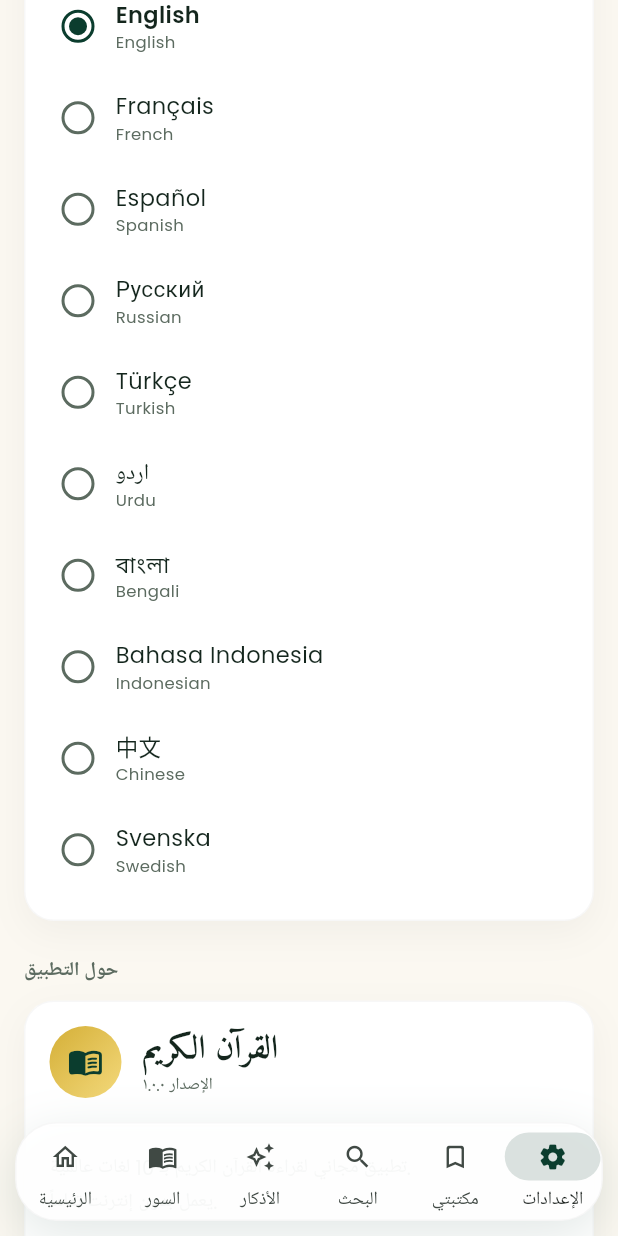
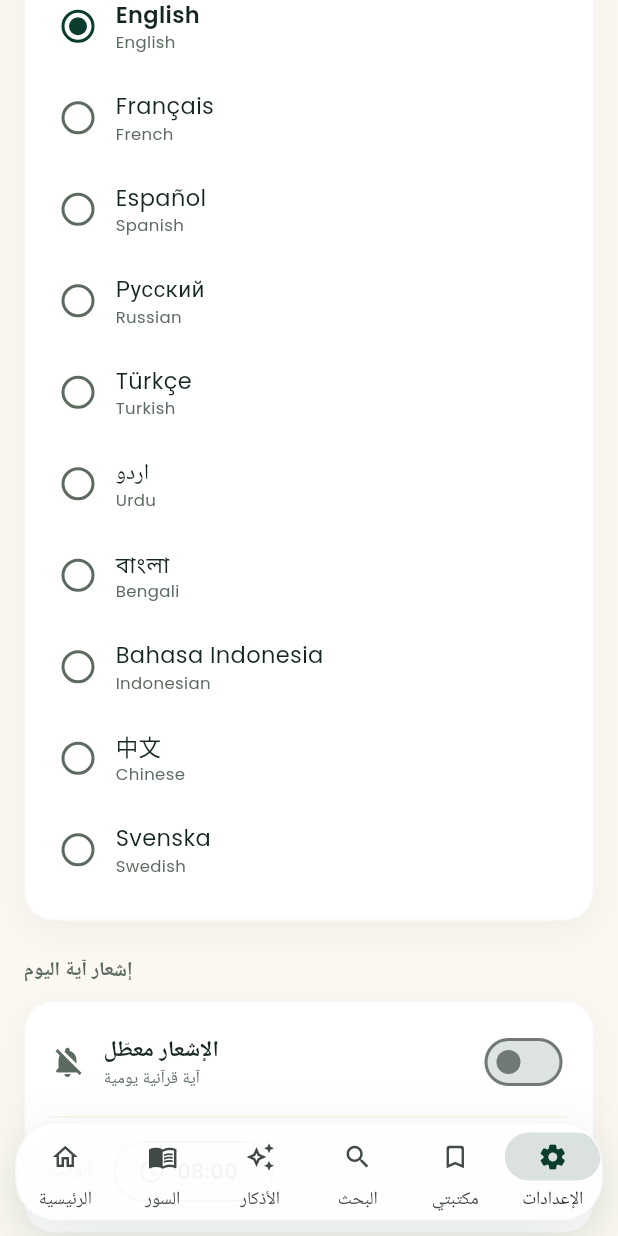
Before and after one commit to hhhhhh48/noor_quran, a Flutter app: the HomeScreen screen opened directly, item 6 of the bottom bar chosen, scrolled down 576 dp, on a phone screen of 412 x 824 dp. Run offline on Flutter 3.47's test engine with Material 3 defaults, Android fonts, the phone set to English and light mode, and no system bars; our stand-ins replace flutter_local_notifications, just_audio, share_plus, shared_preferences, timezone; accounts and stored records are empty; statements that could not run were skipped.

Commit message:
Feature: Daily ayah notification

```diff
--- /dev/null
+++ b/lib/core/services/notification_service.dart
@@ -0,0 +1,106 @@
+import 'package:flutter/foundation.dart';
+import 'package:flutter_local_notifications/flutter_local_notifications.dart';
+import 'package:shared_preferences/shared_preferences.dart';
+import 'package:timezone/data/latest.dart' as tz;
+import 'package:timezone/timezone.dart' as tz;
+
+class NotificationService {
+  static final _plugin = FlutterLocalNotificationsPlugin();
+  static const _keyEnabled = 'daily_ayah_enabled';
+  static const _keyHour = 'daily_ayah_hour';
+  static const _keyMinute = 'daily_ayah_minute';
+
+  static Future<void> init() async {
+    try {
+      tz.initializeTimeZones();
+
+      const androidInit = AndroidInitializationSettings('@mipmap/launcher_icon');
+      const iosInit = DarwinInitializationSettings();
+      const initSettings = InitializationSettings(
+        android: androidInit,
+        iOS: iosInit,
+      );
+
+      await _plugin.initialize(initSettings);
+
+      await _plugin
+          .resolvePlatformSpecificImplementation<
+              AndroidFlutterLocalNotificationsPlugin>()
+          ?.requestNotificationsPermission();
+    } catch (e) {
+      debugPrint('Notification init error: $e');
+    }
+  }
+
+  static Future<bool> isEnabled() async {
+    final p = await SharedPreferences.getInstance();
+    return p.getBool(_keyEnabled) ?? false;
+  }
+
+  static Future<int> getHour() async {
+    final p = await SharedPreferences.getInstance();
+    return p.getInt(_keyHour) ?? 8;
+  }
+
+  static Future<int> getMinute() async {
+    final p = await SharedPreferences.getInstance();
+    return p.getInt(_keyMinute) ?? 0;
+  }
+
+  static Future<void> setTime(int hour, int minute) async {
+    final p = await SharedPreferences.getInstance();
+    await p.setInt(_keyHour, hour);
+    await p.setInt(_keyMinute, minute);
+  }
+
+  static Future<void> scheduleDaily({
+    required String title,
+    required String body,
+    int hour = 8,
+    int minute = 0,
+  }) async {
+    final p = await SharedPreferences.getInstance();
+    await p.setBool(_keyEnabled, true);
+    await setTime(hour, minute);
+
+    await _plugin.cancel(100);
+
+    final now = tz.TZDateTime.now(tz.local);
+    var scheduled =
+        tz.TZDateTime(tz.local, now.year, now.month, now.day, hour, minute);
+    if (scheduled.isBefore(now)) {
+      scheduled = scheduled.add(const Duration(days: 1));
+    }
+
+    const androidDetails = AndroidNotificationDetails(
+      'daily_ayah',
+      'آية اليوم',
+      channelDescription: 'إشعار يومي بآية من القرآن الكريم',
+      importance: Importance.high,
+      priority: Priority.high,
+    );
+    const iosDetails = DarwinNotificationDetails();
+
+    try {
+      await _plugin.zonedSchedule(
+        100,
+        title,
+        body,
+        scheduled,
+        const NotificationDetails(android: androidDetails, iOS: iosDetails),
+        androidScheduleMode: AndroidScheduleMode.inexactAllowWhileIdle,
+        uiLocalNotificationDateInterpretation:
+            UILocalNotificationDateInterpretation.absoluteTime,
+        matchDateTimeComponents: DateTimeComponents.time,
+      );
+    } catch (e) {
+      debugPrint('Schedule error: $e');
+    }
+  }
+
+  static Future<void> cancelDaily() async {
+    final p = await SharedPreferences.getInstance();
+    await p.setBool(_keyEnabled, false);
+    await _plugin.cancel(100);
+  }
+}
--- /dev/null
+++ b/lib/data/daily_ayahs.dart
@@ -0,0 +1,30 @@
+const kDailyAyahs = [
+  ('﴿ إِنَّ مَعَ الْعُسْرِ يُسْرًا ﴾', 'الشرح • ٦', 'Indeed, with hardship comes ease.'),
+  ('﴿ وَقُل رَّبِّ زِدْنِي عِلْمًا ﴾', 'طه • ١١٤', 'My Lord, increase me in knowledge.'),
+  ('﴿ أَلَا بِذِكْرِ اللَّهِ تَطْمَئِنُّ الْقُلُوبُ ﴾', 'الرعد • ٢٨', 'Surely in the remembrance of Allah do hearts find comfort.'),
+  ('﴿ وَمَن يَتَوَكَّلْ عَلَى اللَّهِ فَهُوَ حَسْبُهُ ﴾', 'الطلاق • ٣', 'Whoever relies on Allah, He will suffice him.'),
+  ('﴿ إِنَّ اللَّهَ مَعَ الصَّابِرِينَ ﴾', 'البقرة • ١٥٣', 'Indeed, Allah is with the patient.'),
+  ('﴿ فَاذْكُرُونِي أَذْكُرْكُمْ ﴾', 'البقرة • ١٥٢', 'Remember Me, and I will remember you.'),
+  ('﴿ وَهُوَ مَعَكُمْ أَيْنَ مَا كُنتُمْ ﴾', 'الحديد • ٤', 'And He is with you wherever you are.'),
+  ('﴿ إِنَّ اللَّهَ لَا يُضِيعُ أَجْرَ الْمُحْسِنِينَ ﴾', 'التوبة • ١٢٠', 'Allah does not waste the reward of the doers of good.'),
+  ('﴿ يَا أَيُّهَا الَّذِينَ آمَنُوا اسْتَعِينُوا بِالصَّبْرِ وَالصَّلَاةِ ﴾', 'البقرة • ١٥٣', 'O you who believe, seek help through patience and prayer.'),
+  ('﴿ لَا يُكَلِّفُ اللَّهُ نَفْسًا إِلَّا وُسْعَهَا ﴾', 'البقرة • ٢٨٦', 'Allah does not burden a soul beyond its capacity.'),
+  ('﴿ وَمَا تَوْفِيقِي إِلَّا بِاللَّهِ ﴾', 'هود • ٨٨', 'My success is only through Allah.'),
+  ('﴿ رَبَّنَا آتِنَا فِي الدُّنْيَا حَسَنَةً وَفِي الْآخِرَةِ حَسَنَةً ﴾', 'البقرة • ٢٠١', 'Our Lord, give us good in this world and the Hereafter.'),
+  ('﴿ إِنَّ اللَّهَ غَفُورٌ رَّحِيمٌ ﴾', 'البقرة • ١٧٣', 'Indeed, Allah is Forgiving and Merciful.'),
+  ('﴿ وَاللَّهُ خَيْرُ الرَّازِقِينَ ﴾', 'الجمعة • ١١', 'And Allah is the best of providers.'),
+  ('﴿ وَلَسَوْفَ يُعْطِيكَ رَبُّكَ فَتَرْضَىٰ ﴾', 'الضحى • ٥', 'And your Lord is going to give you, and you will be satisfied.'),
+  ('﴿ وَاصْبِرْ إِنَّ اللَّهَ لَا يُضِيعُ أَجْرَ الْمُحْسِنِينَ ﴾', 'هود • ١١٥', 'Be patient; Allah does not waste the reward of the doers of good.'),
+  ('﴿ وَعَسَىٰ أَن تَكْرَهُوا شَيْئًا وَهُوَ خَيْرٌ لَّكُمْ ﴾', 'البقرة • ٢١٦', 'Perhaps you dislike a thing and it is good for you.'),
+  ('﴿ إِنَّ رَحْمَتَ اللَّهِ قَرِيبٌ مِّنَ الْمُحْسِنِينَ ﴾', 'الأعراف • ٥٦', 'Indeed, the mercy of Allah is near to the doers of good.'),
+  ('﴿ وَمَن يُؤْمِن بِاللَّهِ يَهْدِ قَلْبَهُ ﴾', 'التغابن • ١١', 'Whoever believes in Allah, He will guide his heart.'),
+  ('﴿ وَمَن يَتَّقِ اللَّهَ يَجْعَل لَّهُ مَخْرَجًا ﴾', 'الطلاق • ٢', 'Whoever fears Allah, He will make a way out for him.'),
+  ('﴿ إِنَّ اللَّهَ يَأْمُرُ بِالْعَدْلِ وَالْإِحْسَانِ ﴾', 'النحل • ٩٠', 'Indeed, Allah orders justice and good conduct.'),
+  ('﴿ وَأَن لَّيْسَ لِلْإِنسَانِ إِلَّا مَا سَعَىٰ ﴾', 'النجم • ٣٩', 'And that there is not for man except that for which he strives.'),
+  ('﴿ إِنَّ اللَّهَ يُحِبُّ الْمُتَوَكِّلِينَ ﴾', 'آل عمران • ١٥٩', 'Indeed, Allah loves those who rely upon Him.'),
+  ('﴿ وَلَا تَهِنُوا وَلَا تَحْزَنُوا وَأَنتُمُ الْأَعْلَوْنَ ﴾', 'آل عمران • ١٣٩', 'Do not weaken and do not grieve, for you will be superior.'),
+  ('﴿ وَقُلْ جَاءَ الْحَقُّ وَزَهَقَ الْبَاطِلُ ﴾', 'الإسراء • ٨١', 'And say, truth has come, and falsehood has departed.'),
+  ('﴿ إِنَّ اللَّهَ لَا يُغَيِّرُ مَا بِقَوْمٍ حَتَّىٰ يُغَيِّرُوا مَا بِأَنفُسِهِمْ ﴾', 'الرعد • ١١', 'Allah will not change the condition of a people until they change what is in themselves.'),
+  ('﴿ ادْعُونِي أَسْتَجِبْ لَكُمْ ﴾', 'غافر • ٦٠', 'Call upon Me, I will respond to you.'),
+  ('﴿ إِنَّ الصَّلَاةَ كَانَتْ عَلَى الْمُؤْمِنِينَ كِتَابًا مَّوْقُوتًا ﴾', 'النساء • ١٠٣', 'Indeed, prayer has been decreed upon the believers at specified times.'),
+];
--- a/lib/features/settings/settings_screen.dart
+++ b/lib/features/settings/settings_screen.dart
@@ -1,10 +1,12 @@
 import 'package:flutter/material.dart';
 import 'package:provider/provider.dart';
+import '../../core/services/notification_service.dart';
 import '../../core/theme/app_colors.dart';
 import '../../core/theme/app_gradients.dart';
 import '../../core/theme/app_shadows.dart';
 import '../../core/theme/app_text.dart';
 import '../../core/theme/theme_provider.dart';
+import '../../data/daily_ayahs.dart';
 import '../../data/database/translation_repository.dart';
 import '../../data/models/translation.dart';
 
@@ -36,6 +38,10 @@ class SettingsScreen extends StatelessWidget {
           const SizedBox(height: 10),
           _defaultLangSelector(tp, transRepo, isDark),
           const SizedBox(height: 24),
+          _sectionTitle('إشعار آية اليوم', isDark),
+          const SizedBox(height: 10),
+          _notificationCard(context, isDark),
+          const SizedBox(height: 24),
           _sectionTitle('حول التطبيق', isDark),
           const SizedBox(height: 10),
           _aboutCard(isDark),
@@ -44,8 +50,7 @@ class SettingsScreen extends StatelessWidget {
     );
   }
 
-  Widget _header(bool isDark) {
-    return Row(
+  Widget _header(bool isDark) => Row(
         children: [
           Container(
             width: 4,
@@ -66,10 +71,8 @@ class SettingsScreen extends StatelessWidget {
           ),
         ],
       );
-  }
 
-  Widget _sectionTitle(String text, bool isDark) {
-    return Text(
+  Widget _sectionTitle(String text, bool isDark) => Text(
         text,
         style: AppText.poppins(
           fontSize: 13,
@@ -78,10 +81,8 @@ class SettingsScreen extends StatelessWidget {
           letterSpacing: 0.8,
         ),
       );
-  }
 
-  Widget _card({required bool isDark, required Widget child}) {
-    return Container(
+  Widget _card({required bool isDark, required Widget child}) => Container(
         padding: const EdgeInsets.all(16),
         decoration: BoxDecoration(
           color: isDark ? AppColors.nightCard : AppColors.creamCard,
@@ -95,7 +96,6 @@ class SettingsScreen extends StatelessWidget {
         ),
         child: child,
       );
-  }
 
   Widget _themeSelector(ThemeProvider tp, bool isDark) {
     final options = [
@@ -103,7 +103,6 @@ class SettingsScreen extends StatelessWidget {
       (ThemeMode.system, Icons.brightness_auto_rounded, 'تلقائي'),
       (ThemeMode.dark, Icons.dark_mode_rounded, 'ليلي'),
     ];
-
     return _card(
       isDark: isDark,
       child: Row(
@@ -121,15 +120,13 @@ class SettingsScreen extends StatelessWidget {
                 ),
                 child: Column(
                   children: [
-                    Icon(
-                      o.$2,
+                    Icon(o.$2,
                         size: 22,
                         color: selected
                             ? Colors.white
                             : (isDark
                                 ? AppColors.textMuted
-                              : AppColors.textSecondary),
-                    ),
+                                : AppColors.textSecondary)),
                     const SizedBox(height: 6),
                     Text(
                       o.$3,
@@ -160,15 +157,12 @@ class SettingsScreen extends StatelessWidget {
         children: [
           Row(
             children: [
-              Text(
-                'أ',
+              Text('أ',
                   style: AppText.poppins(
                       fontSize: 14,
                       color: isDark
                           ? AppColors.textMuted
-                      : AppColors.textSecondary,
-                ),
-              ),
+                          : AppColors.textSecondary)),
               Expanded(
                 child: Slider(
                   value: tp.fontSize,
@@ -180,16 +174,13 @@ class SettingsScreen extends StatelessWidget {
                   onChanged: (v) => tp.setFontSize(v),
                 ),
               ),
-              Text(
-                'أ',
+              Text('أ',
                   style: AppText.poppins(
                       fontSize: 24,
                       fontWeight: FontWeight.bold,
                       color: isDark
                           ? AppColors.textLight
-                      : AppColors.textPrimary,
-                ),
-              ),
+                          : AppColors.textPrimary)),
             ],
           ),
           const SizedBox(height: 8),
@@ -228,10 +219,8 @@ class SettingsScreen extends StatelessWidget {
             },
             borderRadius: BorderRadius.circular(12),
             child: Padding(
-              padding: const EdgeInsets.symmetric(
-                horizontal: 8,
-                vertical: 12,
-              ),
+              padding:
+                  const EdgeInsets.symmetric(horizontal: 8, vertical: 12),
               child: Row(
                 children: [
                   Container(
@@ -255,8 +244,7 @@ class SettingsScreen extends StatelessWidget {
                               height: 12,
                               decoration: const BoxDecoration(
                                   color: AppColors.emerald,
-                                shape: BoxShape.circle,
-                              ),
+                                  shape: BoxShape.circle),
                             ),
                           )
                         : null,
@@ -299,6 +287,149 @@ class SettingsScreen extends StatelessWidget {
     );
   }
 
+  Widget _notificationCard(BuildContext context, bool isDark) {
+    return _card(
+      isDark: isDark,
+      child: Column(
+        children: [
+          FutureBuilder<bool>(
+            future: NotificationService.isEnabled(),
+            builder: (ctx, snap) {
+              final enabled = snap.data ?? false;
+              return Row(
+                children: [
+                  Icon(
+                    enabled
+                        ? Icons.notifications_active_rounded
+                        : Icons.notifications_off_rounded,
+                    color: enabled
+                        ? AppColors.emerald
+                        : (isDark
+                            ? AppColors.textMuted
+                            : AppColors.textSecondary),
+                  ),
+                  const SizedBox(width: 12),
+                  Expanded(
+                    child: Column(
+                      crossAxisAlignment: CrossAxisAlignment.start,
+                      children: [
+                        Text(
+                          enabled ? 'الإشعار مفعّل' : 'الإشعار معطّل',
+                          style: AppText.poppins(
+                            fontSize: 15,
+                            fontWeight: FontWeight.w600,
+                            color: isDark
+                                ? AppColors.textLight
+                                : AppColors.textPrimary,
+                          ),
+                        ),
+                        Text(
+                          'آية قرآنية يومية',
+                          style: AppText.poppins(
+                            fontSize: 11,
+                            color: isDark
+                                ? AppColors.textMuted
+                                : AppColors.textSecondary,
+                          ),
+                        ),
+                      ],
+                    ),
+                  ),
+                  Switch(
+                    value: enabled,
+                    activeColor: AppColors.emerald,
+                    onChanged: (v) async {
+                      if (v) {
+                        final h = await NotificationService.getHour();
+                        final m = await NotificationService.getMinute();
+                        final ayah = kDailyAyahs[
+                            DateTime.now().day % kDailyAyahs.length];
+                        await NotificationService.scheduleDaily(
+                          title: ayah.$1,
+                          body: '${ayah.$2} — ${ayah.$3}',
+                          hour: h,
+                          minute: m,
+                        );
+                      } else {
+                        await NotificationService.cancelDaily();
+                      }
+                      if (ctx.mounted) {
+                        (ctx as Element).markNeedsBuild();
+                      }
+                    },
+                  ),
+                ],
+              );
+            },
+          ),
+          const SizedBox(height: 12),
+          Container(height: 1, color: AppColors.gold.withValues(alpha: 0.1)),
+          const SizedBox(height: 12),
+          Row(
+            children: [
+              Text(
+                'الوقت:',
+                style: AppText.poppins(
+                  fontSize: 13,
+                  color: isDark ? AppColors.textMuted : AppColors.textSecondary,
+                ),
+              ),
+              const SizedBox(width: 12),
+              FutureBuilder<int>(
+                future: NotificationService.getHour(),
+                builder: (ctx, snapH) {
+                  final h = snapH.data ?? 8;
+                  return FutureBuilder<int>(
+                    future: NotificationService.getMinute(),
+                    builder: (ctx2, snapM) {
+                      final m = snapM.data ?? 0;
+                      return OutlinedButton.icon(
+                        onPressed: () async {
+                          final picked = await showTimePicker(
+                            context: ctx2,
+                            initialTime: TimeOfDay(hour: h, minute: m),
+                          );
+                          if (picked != null) {
+                            await NotificationService.setTime(
+                                picked.hour, picked.minute);
+                            final enabled =
+                                await NotificationService.isEnabled();
+                            if (enabled) {
+                              final ayah = kDailyAyahs[
+                                  DateTime.now().day % kDailyAyahs.length];
+                              await NotificationService.scheduleDaily(
+                                title: ayah.$1,
+                                body: '${ayah.$2} — ${ayah.$3}',
+                                hour: picked.hour,
+                                minute: picked.minute,
+                              );
+                            }
+                            if (ctx2.mounted) {
+                              (ctx2 as Element).markNeedsBuild();
+                            }
+                          }
+                        },
+                        icon: const Icon(Icons.access_time_rounded,
+                            size: 18, color: AppColors.emerald),
+                        label: Text(
+                          '${h.toString().padLeft(2, '0')}:${m.toString().padLeft(2, '0')}',
+                          style: AppText.poppins(
+                            color: AppColors.emerald,
+                            fontWeight: FontWeight.w600,
+                          ),
+                        ),
+                      );
+                    },
+                  );
+                },
+              ),
+            ],
+          ),
+        ],
+      ),
+    );
+  }
+
   Widget _aboutCard(bool isDark) {
     return _card(
       isDark: isDark,
@@ -314,11 +445,8 @@ class SettingsScreen extends StatelessWidget {
                   shape: BoxShape.circle,
                   gradient: AppGradients.goldShine,
                 ),
-                child: const Icon(
-                  Icons.menu_book_rounded,
-                  color: AppColors.emerald,
-                  size: 24,
-                ),
+                child: const Icon(Icons.menu_book_rounded,
+                    color: AppColors.emerald, size: 24),
               ),
               const SizedBox(width: 14),
               Column(
@@ -351,8 +479,7 @@ class SettingsScreen extends StatelessWidget {
           Container(height: 1, color: AppColors.gold.withValues(alpha: 0.15)),
           const SizedBox(height: 16),
           Text(
-            'تطبيق مجاني لقراءة القرآن الكريم بـ 10 لغات عالمية.\n'
-            'يعمل بدون إنترنت تماماً.',
+            'تطبيق مجاني لقراءة القرآن الكريم بـ 10 لغات عالمية.\nيعمل بدون إنترنت تماماً.',
             style: AppText.poppins(
               fontSize: 13,
               height: 1.7,
@@ -364,21 +491,16 @@ class SettingsScreen extends StatelessWidget {
           const SizedBox(height: 16),
           Row(
             children: [
-              Icon(
-                Icons.person_rounded,
+              Icon(Icons.person_rounded,
                   size: 18,
-                color: isDark ? AppColors.goldSoft : AppColors.emerald,
-              ),
+                  color: isDark ? AppColors.goldSoft : AppColors.emerald),
               const SizedBox(width: 8),
-              Text(
-                'تطوير',
+              Text('تطوير',
                   style: AppText.poppins(
                       fontSize: 12,
                       color: isDark
                           ? AppColors.textMuted
-                      : AppColors.textSecondary,
-                ),
-              ),
+                          : AppColors.textSecondary)),
             ],
           ),
           const SizedBox(height: 4),
@@ -393,11 +515,9 @@ class SettingsScreen extends StatelessWidget {
           const SizedBox(height: 12),
           Row(
             children: [
-              Icon(
-                Icons.email_rounded,
+              Icon(Icons.email_rounded,
                   size: 16,
-                color: isDark ? AppColors.goldSoft : AppColors.emerald,
-              ),
+                  color: isDark ? AppColors.goldSoft : AppColors.emerald),
               const SizedBox(width: 8),
               Expanded(
                 child: Text(
--- a/lib/main.dart
+++ b/lib/main.dart
@@ -1,6 +1,7 @@
 import 'package:flutter/material.dart';
 import 'package:provider/provider.dart';
 import 'core/services/audio_service.dart';
+import 'core/services/notification_service.dart';
 import 'core/theme/app_text.dart';
 import 'core/theme/app_theme.dart';
 import 'core/theme/theme_provider.dart';
@@ -12,6 +13,8 @@ import 'features/splash/splash_screen.dart';
 
 void main() async {
   WidgetsFlutterBinding.ensureInitialized();
+
+  await NotificationService.init();
 
   final quranRepo = QuranRepository();
   await quranRepo.load();
@@ -30,10 +33,10 @@ void main() async {
       providers: [
         ChangeNotifierProvider(create: (_) => ThemeProvider()),
         ChangeNotifierProvider<TranslationRepository>.value(value: transRepo),
+        ChangeNotifierProvider<AdhkarRepository>.value(value: adhkarRepo),
         ChangeNotifierProvider<AudioService>.value(value: AudioService.instance),
         Provider<QuranRepository>.value(value: quranRepo),
         Provider<TafsirRepository>.value(value: tafsirRepo),
-        Provider<AdhkarRepository>.value(value: adhkarRepo),
       ],
       child: const QuranKareemApp(),
     ),
--- a/pubspec.yaml
+++ b/pubspec.yaml
@@ -19,6 +19,8 @@ dependencies:
   shimmer: ^3.0.0
   share_plus: ^10.1.1
   just_audio: ^0.9.40
+  flutter_local_notifications: ^18.0.1
+  timezone: ^0.9.4
   flutter_launcher_icons: ^0.14.1
 share_plus: ^10.1.1
 dev_dependencies:
```
Also changed, not shown: pubspec.lock, 3 other files. Lines whose indentation alone changed are shown as unchanged.
